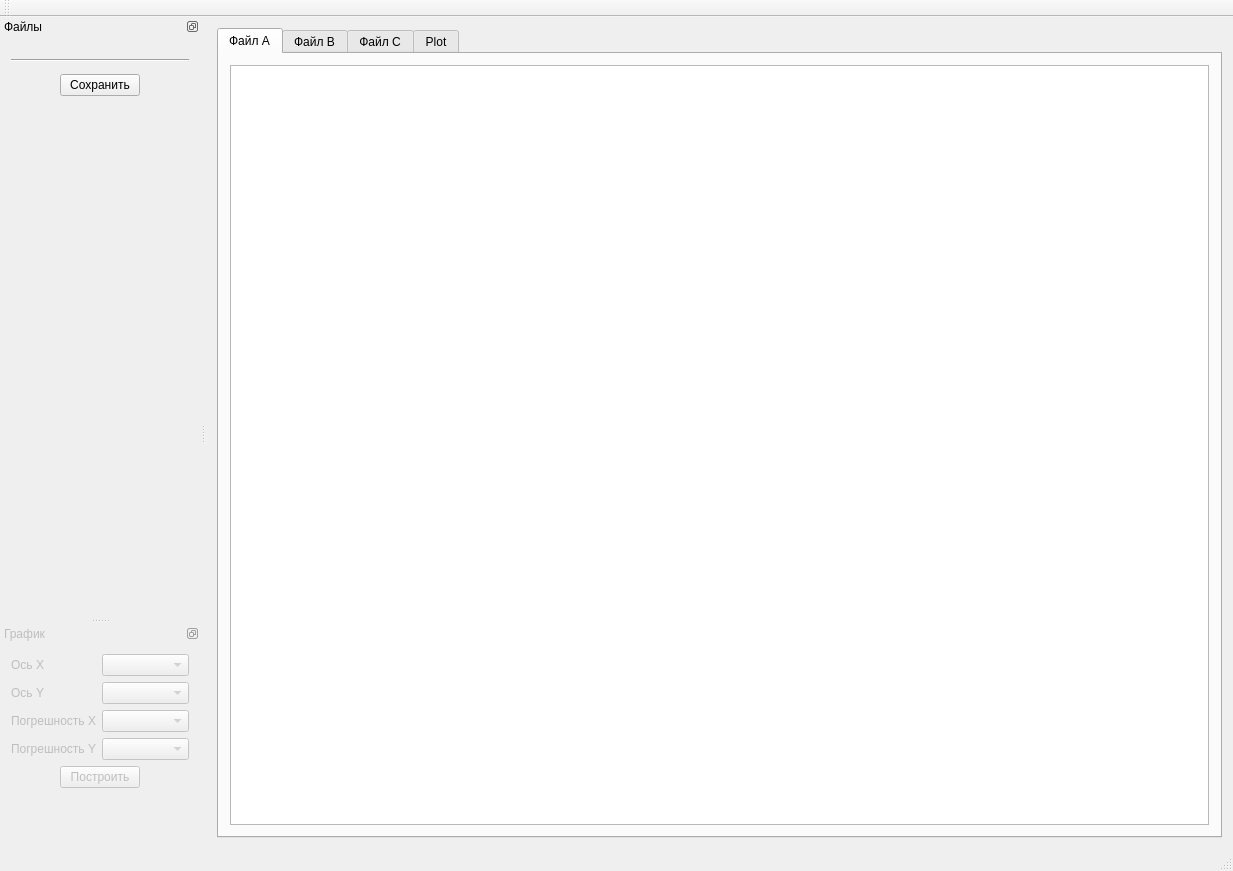
gurmaaan/AdvancedPlot, file dialogs/mainwindow.ui: the form before one commit.
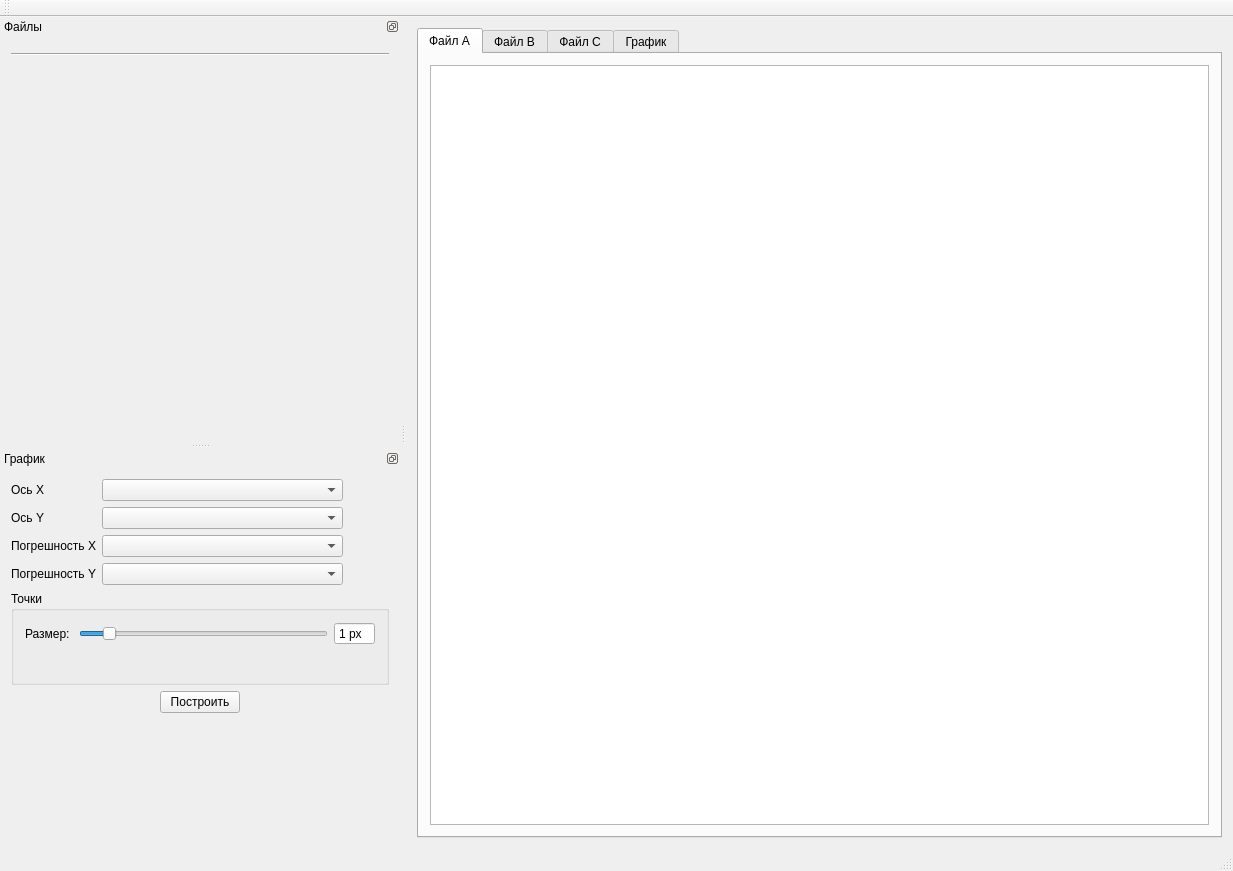
The form after the commit. The open tabs and pages were chosen to show the change. Icons and pictures are not drawn. Custom widgets are drawn as their Qt base class.

Diff of the .ui file:
```diff
--- a/dialogs/mainwindow.ui
+++ b/dialogs/mainwindow.ui
@@ -14,15 +14,18 @@
    <string>Мастер построения графиков</string>
   </property>
   <property name="windowIcon">
-   <iconset resource="src.qrc">
+   <iconset resource="../src.qrc">
     <normaloff>:/icons/favicon.png</normaloff>:/icons/favicon.png</iconset>
   </property>
+  <property name="documentMode">
+   <bool>true</bool>
+  </property>
   <widget class="QWidget" name="centralWidget">
    <layout class="QHBoxLayout" name="horizontalLayout_3">
     <item>
      <widget class="QTabWidget" name="tabWidget">
       <property name="currentIndex">
-       <number>3</number>
+       <number>0</number>
       </property>
       <property name="documentMode">
        <bool>false</bool>
@@ -65,7 +68,7 @@
       </widget>
       <widget class="QWidget" name="plot_tab">
        <attribute name="title">
-        <string>Plot</string>
+        <string>График</string>
        </attribute>
        <layout class="QVBoxLayout" name="verticalLayout_4">
         <item>
@@ -99,7 +102,7 @@
   <widget class="QDockWidget" name="file_dock">
    <property name="minimumSize">
     <size>
-     <width>200</width>
+     <width>400</width>
      <height>184</height>
     </size>
    </property>
@@ -120,9 +123,6 @@
      <item>
       <widget class="FileWidget" name="fileA_widget" native="true"/>
      </item>
-     <item>
-      <widget class="FileWidget" name="fileB_widget" native="true"/>
-     </item>
      <item>
       <widget class="Line" name="file_h_line">
        <property name="orientation">
@@ -130,46 +130,6 @@
        </property>
       </widget>
      </item>
-     <item>
-      <widget class="FileWidget" name="fileC_widget" native="true"/>
-     </item>
-     <item>
-      <layout class="QHBoxLayout" name="save_H_lyt">
-       <item>
-        <spacer name="save_lh_spcr">
-         <property name="orientation">
-          <enum>Qt::Horizontal</enum>
-         </property>
-         <property name="sizeHint" stdset="0">
-          <size>
-           <width>40</width>
-           <height>20</height>
-          </size>
-         </property>
-        </spacer>
-       </item>
-       <item>
-        <widget class="QPushButton" name="save_btn">
-         <property name="text">
-          <string>Сохранить</string>
-         </property>
-        </widget>
-       </item>
-       <item>
-        <spacer name="save_rh_spcr">
-         <property name="orientation">
-          <enum>Qt::Horizontal</enum>
-         </property>
-         <property name="sizeHint" stdset="0">
-          <size>
-           <width>40</width>
-           <height>20</height>
-          </size>
-         </property>
-        </spacer>
-       </item>
-      </layout>
-     </item>
      <item>
       <spacer name="file_v_spcr">
        <property name="orientation">
@@ -188,12 +148,12 @@
   </widget>
   <widget class="QDockWidget" name="plot_dock">
    <property name="enabled">
-    <bool>false</bool>
+    <bool>true</bool>
    </property>
    <property name="minimumSize">
     <size>
-     <width>200</width>
-     <height>200</height>
+     <width>400</width>
+     <height>400</height>
     </size>
    </property>
    <property name="features">
@@ -209,34 +169,65 @@
     <number>1</number>
    </attribute>
    <widget class="QWidget" name="plotDock_cntnt">
-    <layout class="QVBoxLayout" name="verticalLayout_6">
+    <layout class="QVBoxLayout" name="verticalLayout_7">
      <item>
-      <layout class="QFormLayout" name="formLayout">
+      <layout class="QGridLayout" name="gridLayout">
        <item row="0" column="0">
         <widget class="QLabel" name="x_lbl">
+         <property name="sizePolicy">
+          <sizepolicy hsizetype="Maximum" vsizetype="Preferred">
+           <horstretch>0</horstretch>
+           <verstretch>0</verstretch>
+          </sizepolicy>
+         </property>
          <property name="text">
           <string>Ось X</string>
          </property>
          <property name="alignment">
           <set>Qt::AlignRight|Qt::AlignTrailing|Qt::AlignVCenter</set>
          </property>
+         <property name="buddy">
+          <cstring>x_cb</cstring>
+         </property>
         </widget>
        </item>
        <item row="0" column="1">
-        <widget class="QComboBox" name="x_cb"/>
+        <widget class="QComboBox" name="x_cb">
+         <property name="sizePolicy">
+          <sizepolicy hsizetype="Minimum" vsizetype="Fixed">
+           <horstretch>0</horstretch>
+           <verstretch>0</verstretch>
+          </sizepolicy>
+         </property>
+        </widget>
        </item>
        <item row="1" column="0">
         <widget class="QLabel" name="y_lbl">
+         <property name="sizePolicy">
+          <sizepolicy hsizetype="Maximum" vsizetype="Preferred">
+           <horstretch>0</horstretch>
+           <verstretch>0</verstretch>
+          </sizepolicy>
+         </property>
          <property name="text">
           <string>Ось Y</string>
          </property>
          <property name="alignment">
           <set>Qt::AlignRight|Qt::AlignTrailing|Qt::AlignVCenter</set>
          </property>
+         <property name="buddy">
+          <cstring>y_cb</cstring>
+         </property>
         </widget>
        </item>
        <item row="1" column="1">
         <widget class="QComboBox" name="y_cb">
+         <property name="sizePolicy">
+          <sizepolicy hsizetype="Minimum" vsizetype="Fixed">
+           <horstretch>0</horstretch>
+           <verstretch>0</verstretch>
+          </sizepolicy>
+         </property>
          <property name="currentText">
           <string/>
          </property>
@@ -244,32 +235,175 @@
        </item>
        <item row="2" column="0">
         <widget class="QLabel" name="dx_lbl">
+         <property name="sizePolicy">
+          <sizepolicy hsizetype="Maximum" vsizetype="Preferred">
+           <horstretch>0</horstretch>
+           <verstretch>0</verstretch>
+          </sizepolicy>
+         </property>
          <property name="text">
           <string>Погрешность X</string>
          </property>
          <property name="alignment">
           <set>Qt::AlignRight|Qt::AlignTrailing|Qt::AlignVCenter</set>
          </property>
+         <property name="buddy">
+          <cstring>dx_cb</cstring>
+         </property>
         </widget>
        </item>
        <item row="2" column="1">
-        <widget class="QComboBox" name="dx_cb"/>
+        <widget class="QComboBox" name="dx_cb">
+         <property name="sizePolicy">
+          <sizepolicy hsizetype="Minimum" vsizetype="Fixed">
+           <horstretch>0</horstretch>
+           <verstretch>0</verstretch>
+          </sizepolicy>
+         </property>
+        </widget>
+       </item>
+       <item row="2" column="2">
+        <widget class="ColorButton" name="dxClr" native="true">
+         <property name="sizePolicy">
+          <sizepolicy hsizetype="Maximum" vsizetype="Preferred">
+           <horstretch>0</horstretch>
+           <verstretch>0</verstretch>
+          </sizepolicy>
+         </property>
+         <property name="minimumSize">
+          <size>
+           <width>40</width>
+           <height>0</height>
+          </size>
+         </property>
+        </widget>
        </item>
        <item row="3" column="0">
         <widget class="QLabel" name="dy_lbl">
+         <property name="sizePolicy">
+          <sizepolicy hsizetype="Maximum" vsizetype="Preferred">
+           <horstretch>0</horstretch>
+           <verstretch>0</verstretch>
+          </sizepolicy>
+         </property>
          <property name="text">
           <string>Погрешность Y</string>
          </property>
          <property name="alignment">
           <set>Qt::AlignRight|Qt::AlignTrailing|Qt::AlignVCenter</set>
          </property>
+         <property name="buddy">
+          <cstring>dy_cb</cstring>
+         </property>
         </widget>
        </item>
        <item row="3" column="1">
-        <widget class="QComboBox" name="dy_cb"/>
+        <widget class="QComboBox" name="dy_cb">
+         <property name="sizePolicy">
+          <sizepolicy hsizetype="Minimum" vsizetype="Fixed">
+           <horstretch>0</horstretch>
+           <verstretch>0</verstretch>
+          </sizepolicy>
+         </property>
+        </widget>
+       </item>
+       <item row="3" column="2">
+        <widget class="ColorButton" name="dyClr" native="true">
+         <property name="sizePolicy">
+          <sizepolicy hsizetype="Maximum" vsizetype="Preferred">
+           <horstretch>0</horstretch>
+           <verstretch>0</verstretch>
+          </sizepolicy>
+         </property>
+         <property name="minimumSize">
+          <size>
+           <width>40</width>
+           <height>0</height>
+          </size>
+         </property>
+        </widget>
        </item>
       </layout>
      </item>
+     <item>
+      <widget class="QGroupBox" name="groupBox">
+       <property name="title">
+        <string>Точки</string>
+       </property>
+       <layout class="QVBoxLayout" name="verticalLayout_6">
+        <item>
+         <layout class="QHBoxLayout" name="horizontalLayout">
+          <item>
+           <widget class="QLabel" name="pointSize_lbl">
+            <property name="text">
+             <string>Размер: </string>
+            </property>
+            <property name="buddy">
+             <cstring>pointSize_H_sld</cstring>
+            </property>
+           </widget>
+          </item>
+          <item>
+           <widget class="QSlider" name="pointSize_H_sld">
+            <property name="maximum">
+             <number>10</number>
+            </property>
+            <property name="value">
+             <number>1</number>
+            </property>
+            <property name="orientation">
+             <enum>Qt::Horizontal</enum>
+            </property>
+           </widget>
+          </item>
+          <item>
+           <widget class="QSpinBox" name="pointSize_sb">
+            <property name="readOnly">
+             <bool>true</bool>
+            </property>
+            <property name="buttonSymbols">
+             <enum>QAbstractSpinBox::NoButtons</enum>
+            </property>
+            <property name="suffix">
+             <string> px</string>
+            </property>
+            <property name="value">
+             <number>1</number>
+            </property>
+           </widget>
+          </item>
+         </layout>
+        </item>
+        <item>
+         <layout class="QHBoxLayout" name="horizontalLayout_2">
+          <item>
+           <widget class="ColorButton" name="pointClr" native="true">
+            <property name="minimumSize">
+             <size>
+              <width>40</width>
+              <height>0</height>
+             </size>
+            </property>
+           </widget>
+          </item>
+          <item>
+           <spacer name="horizontalSpacer">
+            <property name="orientation">
+             <enum>Qt::Horizontal</enum>
+            </property>
+            <property name="sizeHint" stdset="0">
+             <size>
+              <width>40</width>
+              <height>20</height>
+             </size>
+            </property>
+           </spacer>
+          </item>
+         </layout>
+        </item>
+       </layout>
+      </widget>
+     </item>
      <item>
       <layout class="QHBoxLayout" name="buld_lyt">
        <item>
@@ -308,7 +442,7 @@
       </layout>
      </item>
      <item>
-      <spacer name="verticalSpacer">
+      <spacer name="plot_V_spcr">
        <property name="orientation">
         <enum>Qt::Vertical</enum>
        </property>
@@ -338,6 +472,12 @@
    <header>widgets/filewidget.h</header>
    <container>1</container>
   </customwidget>
+  <customwidget>
+   <class>ColorButton</class>
+   <extends>QWidget</extends>
+   <header>widgets/colorbutton.h</header>
+   <container>1</container>
+  </customwidget>
  </customwidgets>
  <resources>
   <include location="src.qrc"/>
```
Left out of the diff: 21 changed lines with no effect on the pictures.
